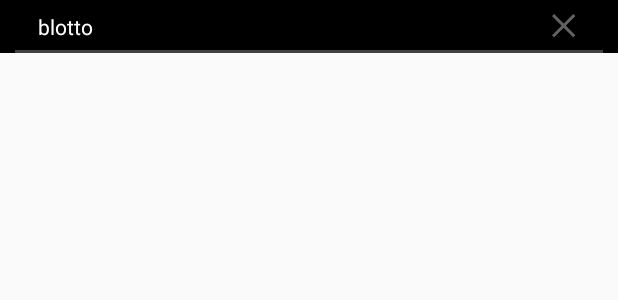
After one commit to SongJemin/ImageSearchApp, an Android app: the layout item_search_data.xml on its own in the app's theme, with its tools: preview values and no code run, on a phone screen of 412 x 824 dp. The commit adds this screen. Shown: the top 300 px of the screen. Run offline under Robolectric (Android 15) with nearby library versions, the light colour scheme and no system bars.

Commit message:
Add SqlLite DB For SearchDataHistory

```diff
--- a/app/src/main/res/layout/activity_image_detail.xml
+++ b/app/src/main/res/layout/activity_image_detail.xml
@@ -5,7 +5,6 @@
         xmlns:app="http://schemas.android.com/apk/res-auto"
         android:layout_width="match_parent"
         android:layout_height="match_parent"
-        android:background="#70000000"
         tools:context=".UI.ImageDetail.ImageDetailActivity">
 
     <ImageView
--- /dev/null
+++ b/app/src/main/res/layout/item_search_data.xml
@@ -0,0 +1,45 @@
+<?xml version="1.0" encoding="utf-8"?>
+<RelativeLayout
+        xmlns:android="http://schemas.android.com/apk/res/android"
+        android:layout_width="match_parent"
+        android:layout_height="35dp"
+        android:orientation="vertical"
+        android:background="#000000"
+        >
+    <RelativeLayout
+            android:layout_width="match_parent"
+            android:layout_height="match_parent"
+            android:layout_marginStart="24dp"
+            >
+        <TextView
+                android:id="@+id/item_search_data_tv"
+                android:layout_width="match_parent"
+                android:layout_height="wrap_content"
+                android:padding="1dp"
+                android:text="blotto"
+                android:textSize="14dp"
+                android:layout_marginEnd="100dp"
+                android:layout_alignParentLeft="true"
+                android:textColor="#ffffff"
+                android:layout_centerVertical="true"
+                />
+
+        <ImageView
+                android:id="@+id/item_search_delete_iv"
+                android:layout_width="24dp"
+                android:layout_height="24dp"
+                android:layout_alignParentRight="true"
+                android:layout_marginEnd="24dp"
+                android:layout_centerVertical="true"
+                android:src="@drawable/btn_close"
+                />
+    </RelativeLayout>
+    <View
+            android:layout_width="match_parent"
+            android:layout_height="2dp"
+            android:background="#424242"
+            android:layout_alignParentBottom="true"
+            android:layout_marginHorizontal="10dp"
+            />
+
+</RelativeLayout>
```
Also changed, not shown: app/src/main/java/com/jem/imagesearchapp/UI/Main/Adapter/SearchDataHistoryAdapter.kt (added, +44 -0 lines), app/src/main/java/com/jem/imagesearchapp/UI/Main/Adapter/SearchDataHistoryViewHolder.kt (added, +12 -0 lines), app/src/main/java/com/jem/imagesearchapp/UI/Main/MainActivity.kt (+134 -4 lines), app/src/main/java/com/jem/imagesearchapp/Util/DB/DBSearchHelper.kt (added, +55 -0 lines), app/src/main/res/layout/activity_main.xml (+12 -0 lines), app/src/main/res/drawable/btn_close.png (added).
